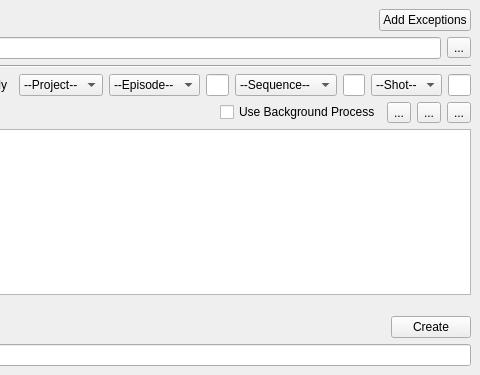
First picture: the form in ui/bundle.ui, repository iceanimations/SceneBundle, before the edit; both pictures show x 672 to 1152 and y 0 to 375 of the 1152 by 375 pixel window.
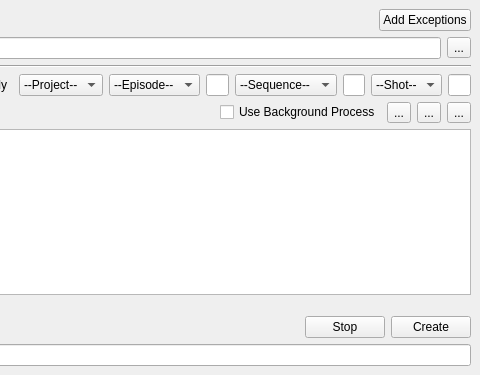
Second picture: the form after the edit.

What changed in the file:
```diff
--- a/ui/bundle.ui
+++ b/ui/bundle.ui
@@ -400,6 +400,13 @@
         </property>
        </spacer>
       </item>
+      <item>
+       <widget class="QPushButton" name="stopButton">
+        <property name="text">
+         <string>Stop</string>
+        </property>
+       </widget>
+      </item>
       <item>
        <widget class="QPushButton" name="bundleButton">
         <property name="minimumSize">
```
